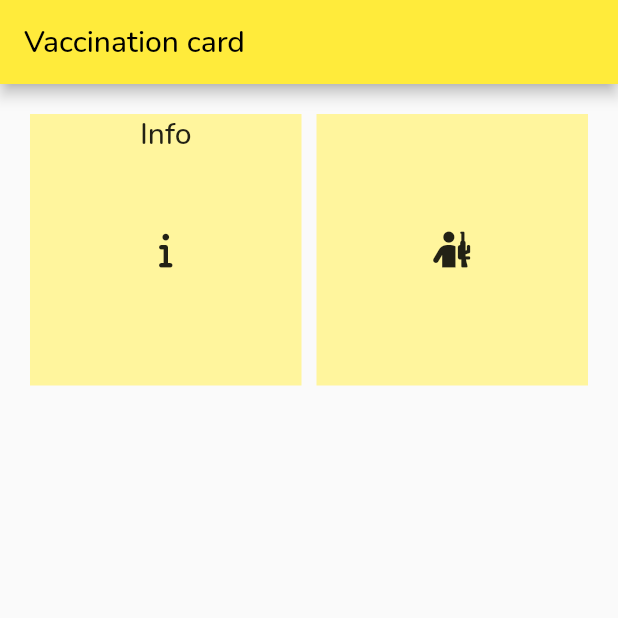
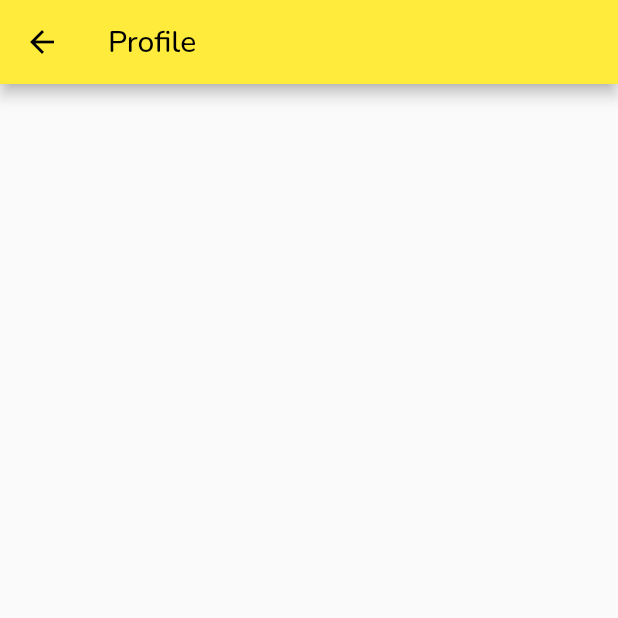
Before and after one commit to miggi92/vaccination-card, a Flutter app: the screen it shows once a user with an empty profile is signed in, after a tap on an icon or button, on a phone screen of 412 x 824 dp, the top half of it. Run offline on Flutter 3.47's test engine with Material 2 defaults, Android fonts, the light colour scheme and no system bars; our stand-ins replace firebase_analytics, firebase_auth, firebase_core, firebase_crashlytics, flutter_riverpod, font_awesome_flutter and 2 more; accounts and stored records are empty; network calls fail.

Commit message:
added profile screen

```diff
--- a/lib/routes.dart
+++ b/lib/routes.dart
@@ -1,8 +1,10 @@
 import 'package:vaccinationcard/screens/login.dart';
+import 'package:vaccinationcard/screens/profile.dart';
 
 import 'screens/home.dart';
 
 var appRoutes = {
   '/': (context) => const HomeScreen(),
-  '/login': (context) => LoginScreen()
+  '/login': (context) => const LoginScreen(),
+  '/profile': (context) => const ProfileScreen()
 };
--- /dev/null
+++ b/lib/screens/profile.dart
@@ -0,0 +1,14 @@
+import 'package:flutter/material.dart';
+import 'package:flutter/src/widgets/framework.dart';
+import 'package:flutter_riverpod/flutter_riverpod.dart';
+
+class ProfileScreen extends ConsumerWidget {
+  const ProfileScreen({Key? key}) : super(key: key);
+
+  @override
+  Widget build(BuildContext context, WidgetRef ref) {
+    return Scaffold(
+      appBar: AppBar(title: const Text('Profile')),
+    );
+  }
+}
```
